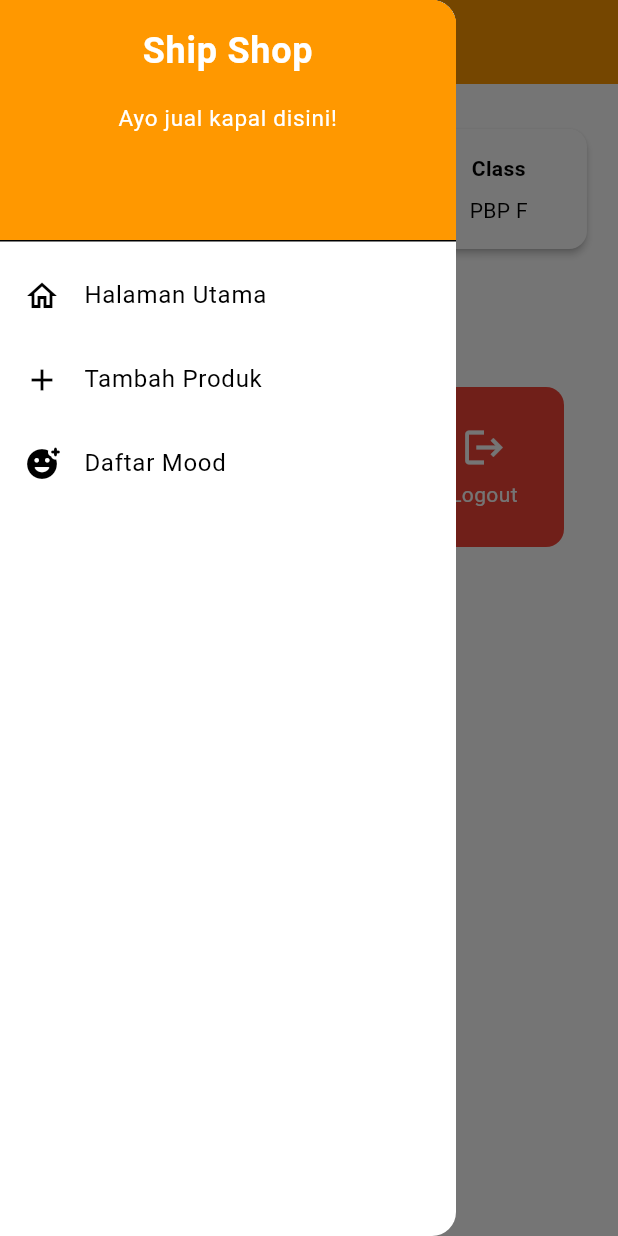
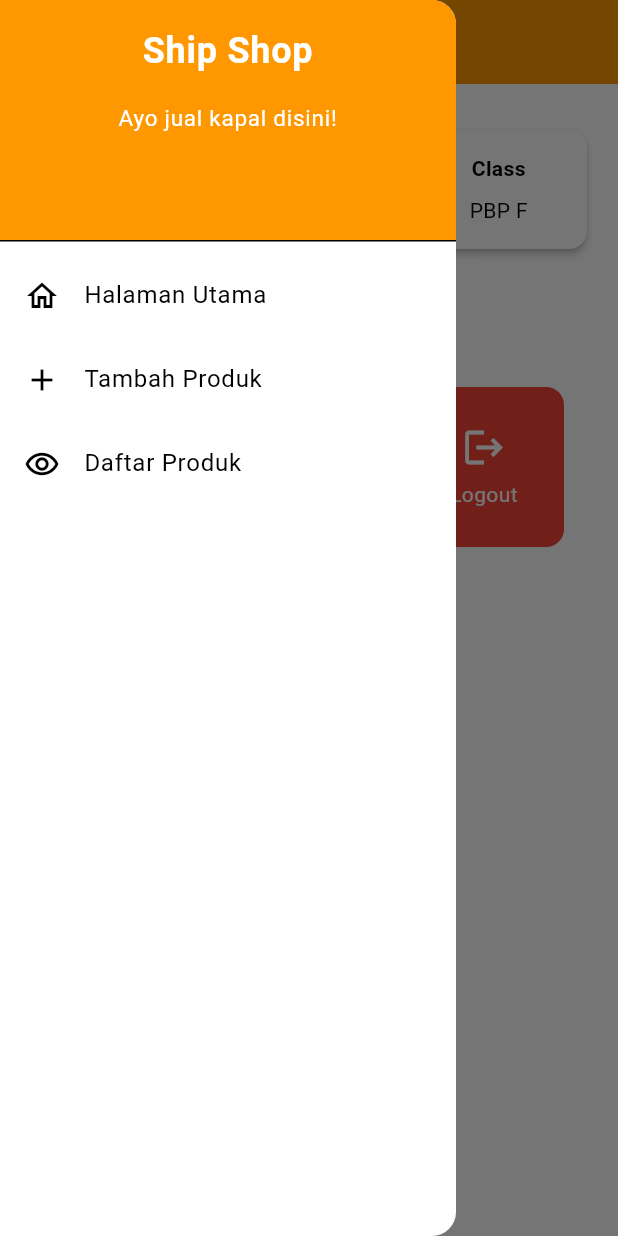
Before and after one commit to nobeljb/ship-shop-mobile, a Flutter app: the MyHomePage screen opened directly, with the side drawer open, on a phone screen of 412 x 824 dp. Run offline on Flutter 3.47's test engine with Material 3 defaults, Android fonts, the light colour scheme and no system bars; missing offline and left inert: pbp_django_auth.

Commit message:
change a UI

```diff
--- a/lib/widgets/left_drawer.dart
+++ b/lib/widgets/left_drawer.dart
@@ -64,8 +64,8 @@ class LeftDrawer extends StatelessWidget {
             },
           ),
           ListTile(
-              leading: const Icon(Icons.add_reaction_rounded),
-              title: const Text('Daftar Mood'),
+              leading: const Icon(Icons.remove_red_eye_outlined),
+              title: const Text('Daftar Produk'),
               onTap: () {
                 // Route menu ke halaman mood
                 Navigator.pushReplacement(
```
